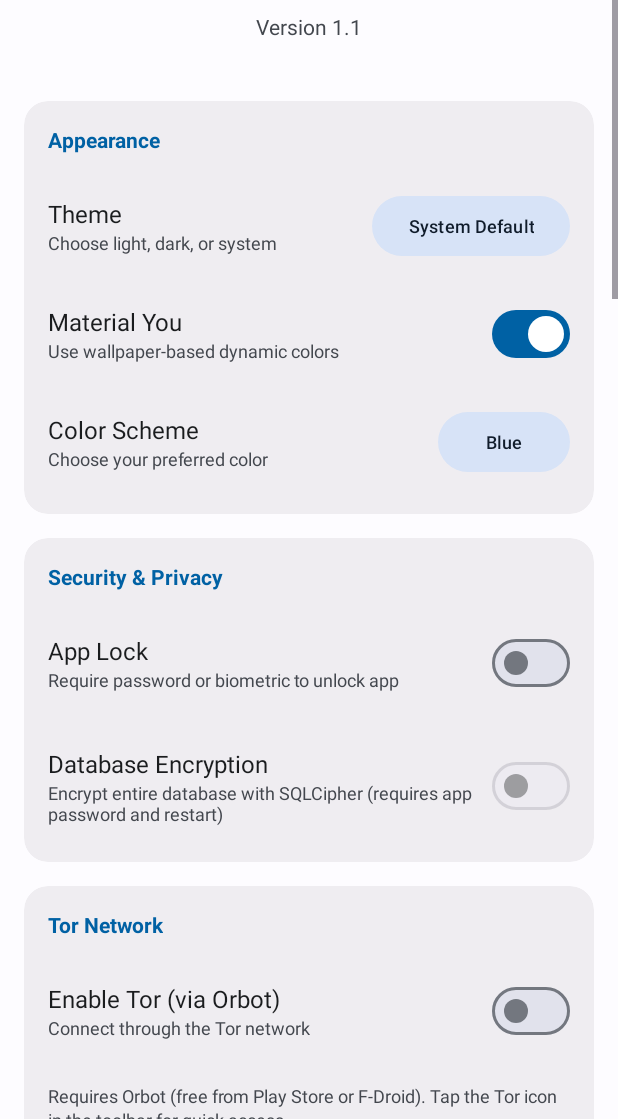
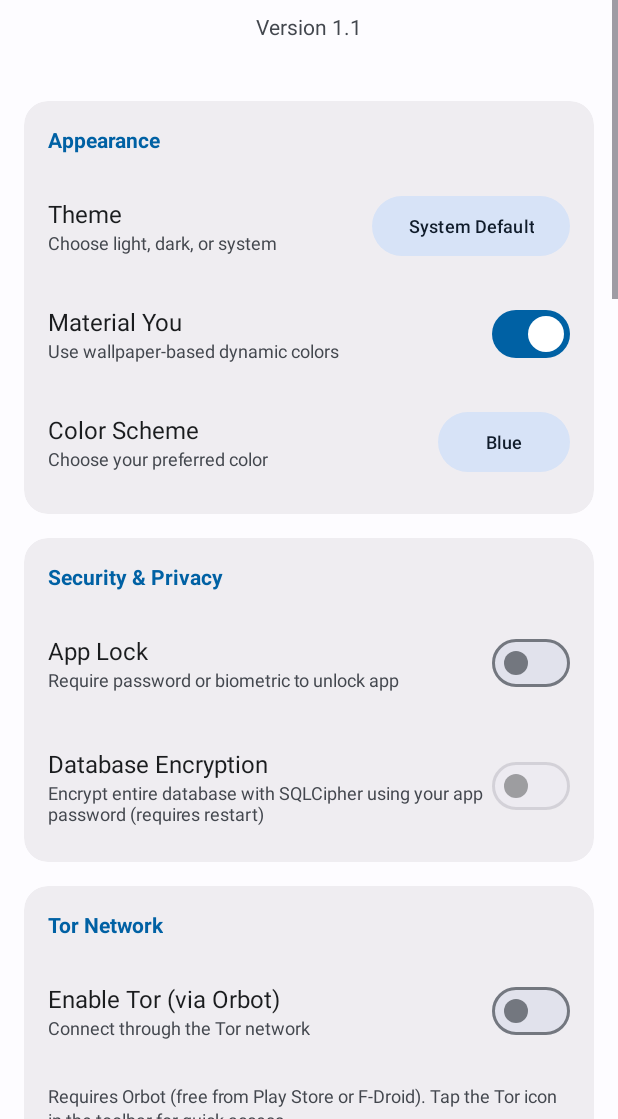
Before and after one commit to deutsia/deutsia-radio, an Android app: the fragment SettingsFragment shown on its own in the app's theme, on a phone screen of 412 x 824 dp, the part 117-1236 px from its top. Run offline under Robolectric (Android 15) with nearby library versions, the phone set to English and light mode, and no system bars; our stand-ins replace Room's generated code; libraries missing offline, so code that uses them is left out: net.sqlcipher.database; 9 statements that could not run were skipped.

Commit message:
Improve database encryption password UX clarity
Fixed confusing password prompts when enabling database encryption:
- Updated dialog titles to "Verify Your App Password" instead of "Enter Password to Encrypt Database"
- Added clear messaging that database encryption uses the same app password (no separate password needed)
- Updated descriptions to explain password derivation process
- Added note in change password dialog about automatic database re-keying
- Improved progress messages for encryption/decryption operations
- Moved hardcoded strings to strings.xml for proper localization

This resolves the duplicate password confusion where users thought they needed
to set a separate password for database encryption when it actually uses the
existing app password.

```diff
--- a/app/src/main/res/values/strings.xml
+++ b/app/src/main/res/values/strings.xml
@@ -287,21 +287,22 @@
     <string name="settings_set_password">Set Password</string>
     <string name="settings_change_password">Change Password</string>
     <string name="settings_database_encryption">Database Encryption</string>
-    <string name="settings_database_encryption_description">Encrypt entire database with SQLCipher (requires app password and restart)</string>
+    <string name="settings_database_encryption_description">Encrypt entire database with SQLCipher using your app password (requires restart)</string>
     <string name="settings_database_encryption_warning">Warning: This is an experimental feature. Make sure you have a backup before enabling!</string>
     <string name="settings_database_encryption_enable_title">Enable Database Encryption?</string>
-    <string name="settings_database_encryption_enable_message">This will encrypt your entire radio database. The app will restart to apply changes.\n\nWARNING: This is experimental. Make sure you have a backup!</string>
+    <string name="settings_database_encryption_enable_message">This will encrypt your entire radio database using your app password. The app will restart to apply changes.\n\nWARNING: This is experimental. Make sure you have a backup!</string>
     <string name="settings_database_encryption_disable_title">Disable Database Encryption?</string>
     <string name="settings_database_encryption_disable_message">This will decrypt your database and remove encryption. The app will restart to apply changes.</string>
     <string name="settings_database_encryption_enabled">Database encryption enabled</string>
     <string name="settings_database_encryption_disabled">Database encryption disabled</string>
     <string name="settings_database_encryption_error">Failed to change encryption setting</string>
     <string name="settings_database_encryption_password_required_title">App Password Required</string>
-    <string name="settings_database_encryption_password_required_message">Database encryption requires an app password to be set first. This ensures your encrypted database is protected by authentication.\n\nPlease set an app password in the Security section before enabling database encryption.</string>
+    <string name="settings_database_encryption_password_required_message">Database encryption uses your app password to generate the encryption key. Please set an app password first by enabling \"App Lock\" above.\n\nOnce set, you can enable database encryption using the same password - no separate password needed.</string>
 
     <!-- Authentication Dialog -->
     <string name="auth_dialog_title">Set App Password</string>
     <string name="auth_dialog_change_title">Change Password</string>
+    <string name="auth_dialog_change_message">Note: If database encryption is enabled, it will be automatically updated to use the new password.</string>
     <string name="auth_dialog_current_password">Current Password</string>
     <string name="auth_dialog_new_password">New Password</string>
     <string name="auth_dialog_confirm_password">Confirm Password</string>
@@ -312,10 +313,13 @@
     <string name="auth_error_current_password_wrong">Current password is incorrect</string>
     <string name="auth_password_set">Password set successfully</string>
     <string name="auth_password_changed">Password changed successfully</string>
-    <string name="auth_enter_password_to_encrypt">Enter Password to Encrypt Database</string>
-    <string name="auth_enter_password_to_decrypt">Enter Password to Decrypt Database</string>
-    <string name="auth_password_for_encryption">Your password will be used to encrypt the database. You\'ll need to enter it each time you open the app.</string>
-    <string name="auth_password_for_decryption">Enter your password to decrypt the database before disabling encryption.</string>
+    <string name="auth_enter_password_to_encrypt">Verify Your App Password</string>
+    <string name="auth_enter_password_to_decrypt">Verify Your App Password</string>
+    <string name="auth_password_for_encryption">Enter your existing app password to enable database encryption.\n\nYour app password will be used to derive the encryption key. No separate password is needed.</string>
+    <string name="auth_password_for_decryption">Enter your app password to verify and decrypt the database before disabling encryption.</string>
+    <string name="auth_encrypting_database">Encrypting database with your app password…</string>
+    <string name="auth_decrypting_database">Decrypting database…</string>
+    <string name="auth_rekeying_database">Updating database encryption with new password…</string>
 
     <!-- Authentication Activity -->
     <string name="auth_unlock_app">Unlock deutsia radio</string>
```
Also changed, not shown: app/src/main/java/com/opensource/i2pradio/ui/SettingsFragment.kt (+4 -3 lines).
